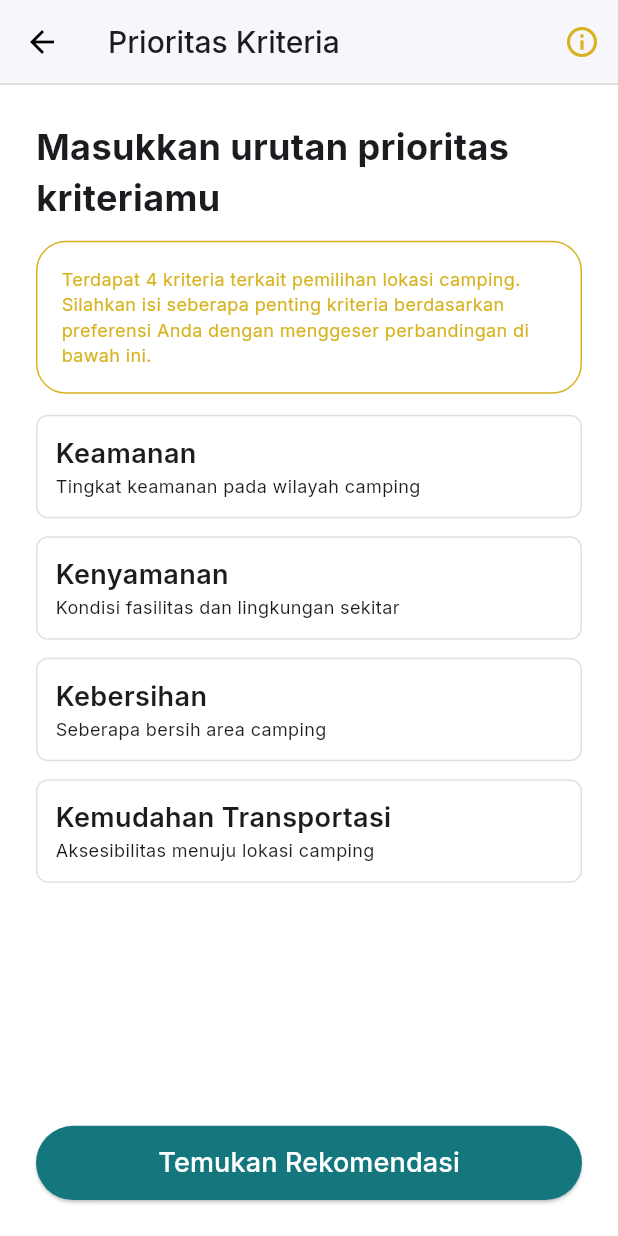
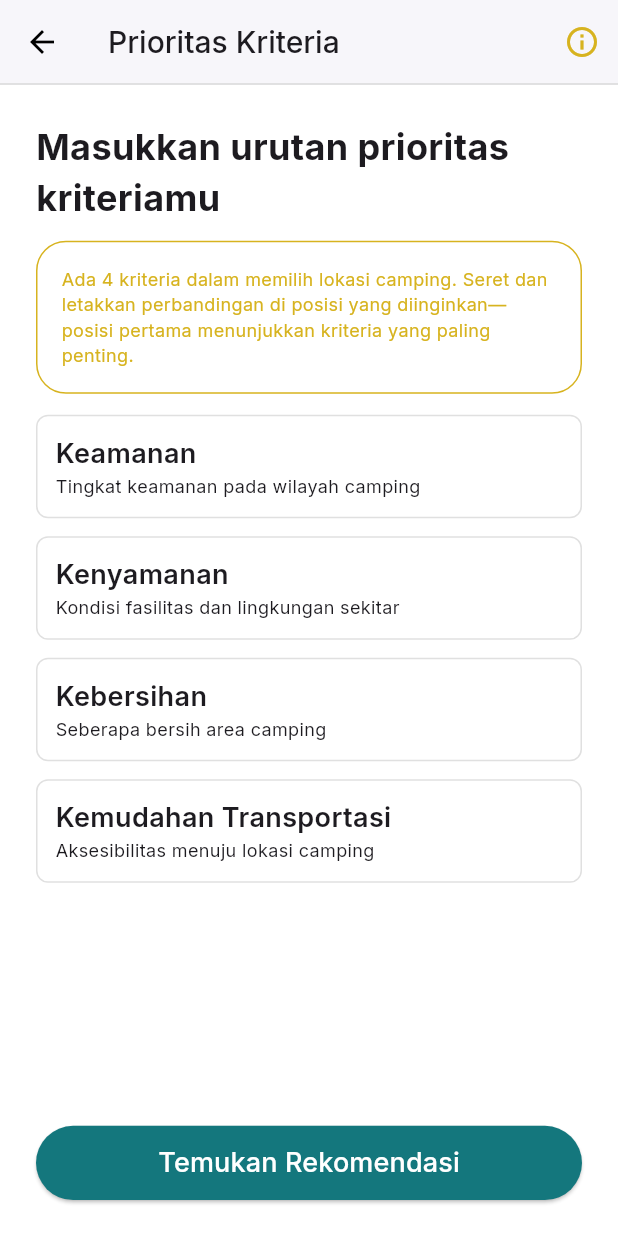
Before and after one commit to adamrasyid01/FinalProject-Camping-Frontend, a Flutter app: the PrioritasKriteriaPage screen opened by its route, on a phone screen of 412 x 824 dp. Run offline on Flutter 3.47's test engine with Material 3 defaults, Android fonts, the phone set to English and light mode, and no system bars; our stand-ins replace bloc, dartz, dio, equatable, flutter_bloc, flutter_svg and 5 more; accounts and stored records are empty.

Commit message:
fix : Deskripsi Prioritas Kriteria

```diff
--- a/lib/features/rekomendasi/presentation/pages/prioritas_kriteria_page.dart
+++ b/lib/features/rekomendasi/presentation/pages/prioritas_kriteria_page.dart
@@ -135,7 +135,7 @@ class _PrioritasKriteriaPageState extends State<PrioritasKriteriaPage> {
                       ),
                     ),
                     child: Text(
-                      "Terdapat 4 kriteria terkait pemilihan lokasi camping. Silahkan isi seberapa penting kriteria berdasarkan preferensi Anda dengan menggeser perbandingan di bawah ini.",
+                      "Ada 4 kriteria dalam memilih lokasi camping. Seret dan letakkan perbandingan di posisi yang diinginkan—posisi pertama menunjukkan kriteria yang paling penting. ",
                       style: AppTextStyle.regular12.copyWith(
                         color: myColor.customOrange,
                       ),
```
